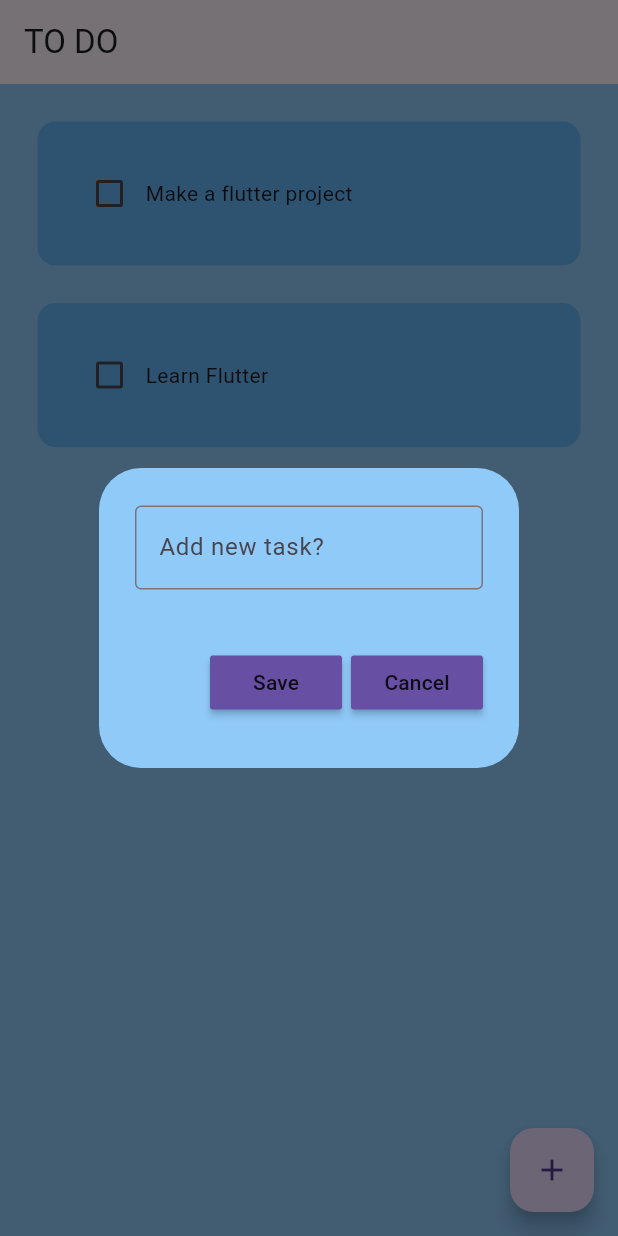
After one commit to rehn1991/todo_app, a Flutter app: the screen it shows after launch, after a tap on the "add" icon, on a phone screen of 412 x 824 dp. The commit adds this screen. Run offline on Flutter 3.47's test engine with Material 3 defaults, Android fonts, the phone set to English and light mode, and no system bars.

Commit message:
Add new task modal and display it to ui

```diff
--- a/lib/components/my_button.dart
+++ b/lib/components/my_button.dart
@@ -1,10 +1,17 @@
 import 'package:flutter/material.dart';
 
 class MyButton extends StatelessWidget {
-  const MyButton({super.key});
+  final String buttonName;
+  VoidCallback onPressed;
+
+  MyButton({super.key, required this.buttonName, required this.onPressed});
 
   @override
   Widget build(BuildContext context) {
-    return const Placeholder();
+    return MaterialButton(
+      onPressed: onPressed,
+      color: Theme.of(context).primaryColor,
+      child: Text(buttonName),
+    );
   }
 }
--- a/lib/pages/home_page.dart
+++ b/lib/pages/home_page.dart
@@ -1,4 +1,5 @@
 import 'package:flutter/material.dart';
+import 'package:todo_app/util/dialog_box.dart';
 import 'package:todo_app/util/todo_list_tile.dart';
 
 class HomePage extends StatefulWidget {
@@ -9,6 +10,10 @@ class HomePage extends StatefulWidget {
 }
 
 class _HomePageState extends State<HomePage> {
+//text controller
+  final _controller = TextEditingController();
+
+  //list of default task
   List toDoList = [
     ['Make a flutter project', false],
     ['Learn Flutter', false]
@@ -20,6 +25,26 @@ class _HomePageState extends State<HomePage> {
     });
   }
 
+  void savedNewTask() {
+    setState(() {
+      toDoList.add([_controller.text, false]);
+      _controller.clear();
+    });
+    Navigator.of(context).pop();
+  }
+
+  void createTasks() {
+    showDialog(
+        context: context,
+        builder: (context) {
+          return MyDialogBox(
+            controller: _controller,
+            onSave: savedNewTask,
+            onCancel: () => Navigator.of(context).pop(),
+          );
+        });
+  }
+
   @override
   Widget build(BuildContext context) {
     return Scaffold(
@@ -27,6 +52,10 @@ class _HomePageState extends State<HomePage> {
       appBar: AppBar(
         title: Text('TO DO'),
         elevation: 0,
+      ),
+      floatingActionButton: FloatingActionButton(
+        onPressed: createTasks,
+        child: Icon(Icons.add),
       ),
       body: ListView.builder(
           itemCount: toDoList.length,
--- /dev/null
+++ b/lib/util/dialog_box.dart
@@ -0,0 +1,47 @@
+// ignore_for_file: sized_box_for_whitespace, prefer_const_literals_to_create_immutables, prefer_const_constructors
+
+import 'package:flutter/material.dart';
+import 'package:todo_app/components/my_button.dart';
+
+class MyDialogBox extends StatelessWidget {
+  final controller;
+  VoidCallback onSave;
+  VoidCallback onCancel;
+
+  MyDialogBox(
+      {super.key,
+      required this.controller,
+      required this.onSave,
+      required this.onCancel});
+
+  @override
+  Widget build(BuildContext context) {
+    return AlertDialog(
+      backgroundColor: Colors.blue.shade200,
+      content: Container(
+        height: 160,
+        child:
+            Column(mainAxisAlignment: MainAxisAlignment.spaceEvenly, children: [
+          TextField(
+            controller: controller,
+            decoration: InputDecoration(
+                border: OutlineInputBorder(), hintText: "Add new task?"),
+          ),
+          SizedBox(
+            height: 20,
+          ),
+          Row(
+            mainAxisAlignment: MainAxisAlignment.end,
+            children: [
+              MyButton(buttonName: 'Save', onPressed: onSave),
+              SizedBox(
+                width: 6,
+              ),
+              MyButton(buttonName: 'Cancel', onPressed: onCancel)
+            ],
+          )
+        ]),
+      ),
+    );
+  }
+}
```
